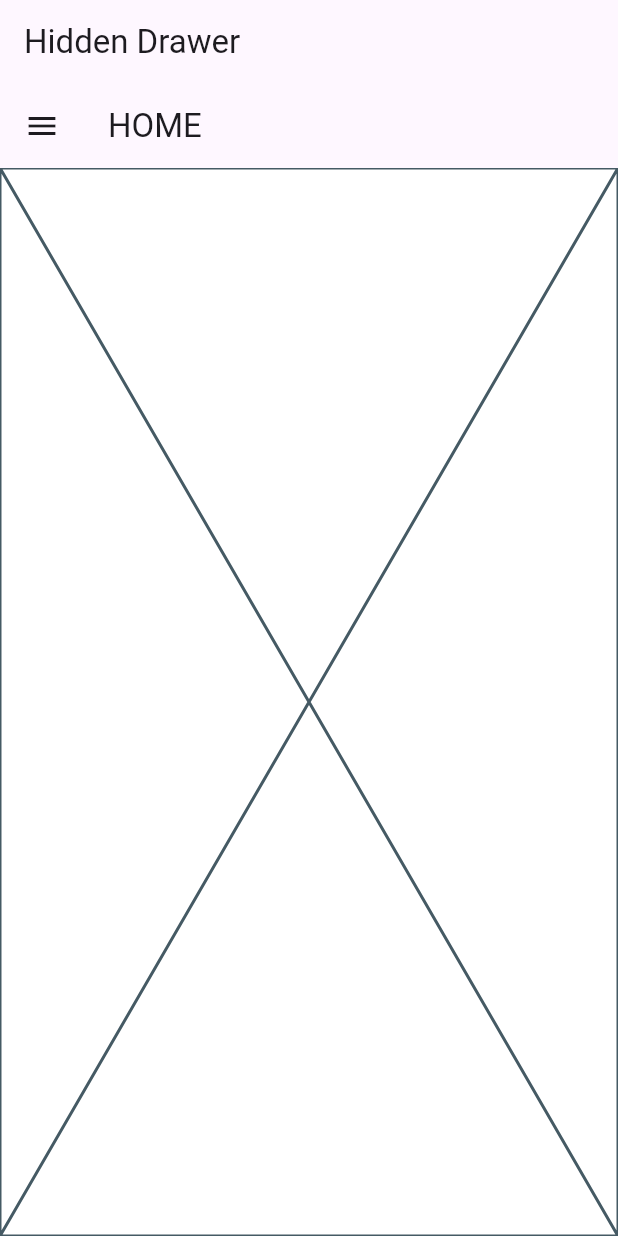
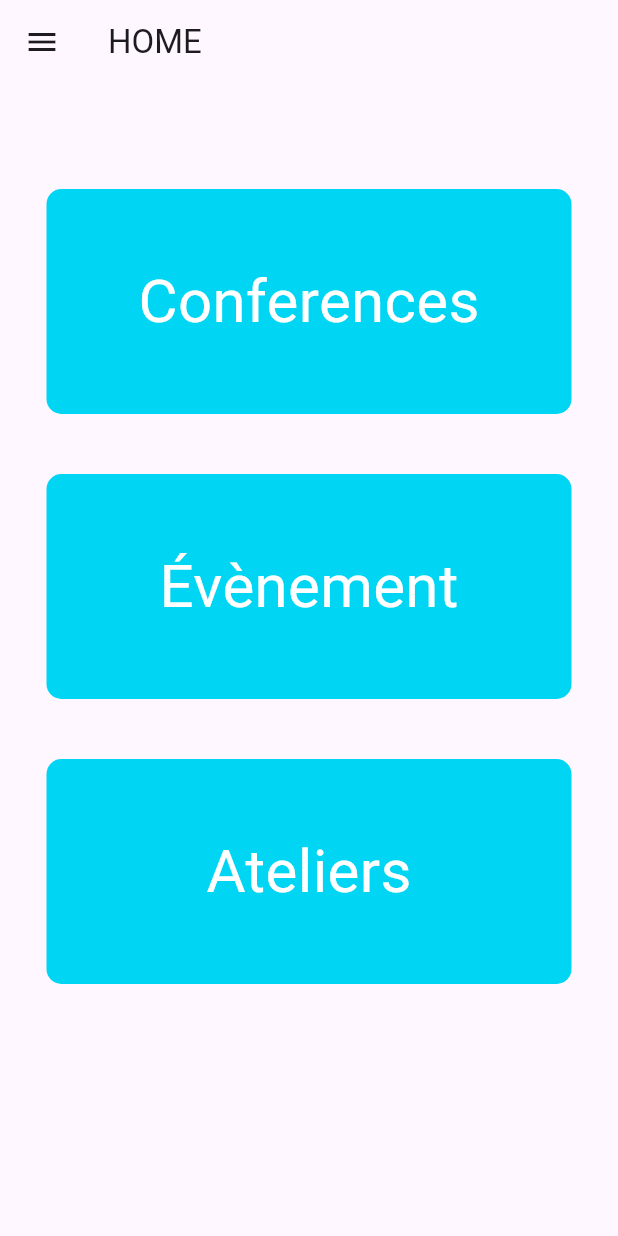
Before and after one commit to aymanerihane/UniEvents, a Flutter app: the screen it shows after launch, on a phone screen of 412 x 824 dp. Run offline on Flutter 3.47's test engine with Material 3 defaults, Android fonts, the light colour scheme and no system bars; drawn by our look-alikes of hidden_drawer_menu; our stand-ins replace date_picker_timeline.

Commit message:
adding home page

```diff
--- a/unievents/lib/templates/EventTime/card_event.dart
+++ b/unievents/lib/templates/EventTime/card_event.dart
@@ -23,7 +23,7 @@ class Card_Event extends StatelessWidget {
             height: 150,
             decoration: BoxDecoration(
               borderRadius: BorderRadius.circular(20),
-              color: Colors.blue,
+              color: Color(0xFF2196F3),
             ),
             child: Container(
               margin: const EdgeInsets.all(8),
--- a/unievents/lib/templates/drawer/hidden_drawer.dart
+++ b/unievents/lib/templates/drawer/hidden_drawer.dart
@@ -21,9 +21,9 @@ class _Hidden_DrawerState extends State<Hidden_Drawer> {
       ScreenHiddenDrawer(
         ItemHiddenMenu(
           name: "HOME",
-          baseStyle: TextStyle(color: Colors.white.withOpacity(0.8), fontSize: 16.0),
-          colorLineSelected: Colors.white,
-          selectedStyle: TextStyle(color: Colors.black),
+          baseStyle: TextStyle(color: Colors.blue.withOpacity(0.8), fontSize: 16.0),
+          colorLineSelected: Colors.blue,
+          selectedStyle: TextStyle(color: Colors.blue),
         ),
         HomePage()
       ),
@@ -53,9 +53,7 @@ class _Hidden_DrawerState extends State<Hidden_Drawer> {
   @override
   Widget build(BuildContext context) {
     return Scaffold(
-      appBar: AppBar(
-        title: const Text('Hidden Drawer'),
-      ),
+
       body: HiddenDrawerMenu(
         elevationAppBar: 0,
         verticalScalePercent: 85.0,
--- a/unievents/lib/templates/homePage/homePage.dart
+++ b/unievents/lib/templates/homePage/homePage.dart
@@ -5,6 +5,95 @@ class HomePage extends StatelessWidget {
 
   @override
   Widget build(BuildContext context) {
-    return const Placeholder();
+    return Scaffold(
+      body: Column(
+        mainAxisAlignment: MainAxisAlignment.start,
+        children:  [
+          Row(
+            mainAxisAlignment: MainAxisAlignment.center,
+
+           children: [
+           Container(
+            margin: EdgeInsets.fromLTRB(5.0, 70.0,5.0,20.0),
+            padding: EdgeInsets.fromLTRB(40.0,20.0,40.0,20.0),
+
+            width: 350,
+            height: 150,
+            alignment: Alignment.center,
+            decoration: BoxDecoration(
+                color: const Color.fromARGB(255, 0, 214, 243),
+                borderRadius: BorderRadius.circular(10.0),
+            ),
+
+           child: Text("Conferences" ,
+              style : TextStyle(
+                color: Colors.white,
+                fontSize: 40.0
+
+
+                ),
+              ),
+            )
+         ]
+        ),
+         Row(
+            mainAxisAlignment: MainAxisAlignment.center,
+
+           children: [
+           Container(
+            margin: EdgeInsets.fromLTRB(5.0, 20.0,5.0,20.0),
+            padding: EdgeInsets.fromLTRB(40.0,20.0,40.0,20.0),
+
+            width: 350,
+            height: 150,
+            alignment: Alignment.center,
+            decoration: BoxDecoration(
+                color: const Color.fromARGB(255, 0, 214, 243),
+                borderRadius: BorderRadius.circular(10.0),
+            ),
+
+            child: Text("Évènement" ,
+              style : TextStyle(
+                color: Colors.white,
+                fontSize: 40.0
+
+
+                ),
+              ),
+            )
+         ]
+
+        ),
+           Row(
+            mainAxisAlignment: MainAxisAlignment.center,
+
+           children: [
+           Container(
+            margin: EdgeInsets.fromLTRB(5.0, 20.0,5.0,20.0),
+            padding: EdgeInsets.fromLTRB(40.0,20.0,40.0,20.0),
+
+            width: 350,
+            height: 150,
+            alignment: Alignment.center,
+            decoration: BoxDecoration(
+                color: const Color.fromARGB(255, 0, 214, 243),
+                borderRadius: BorderRadius.circular(10.0),
+            ),
+
+            child: Text("Ateliers" ,
+              style : TextStyle(
+                color: Colors.white,
+                fontSize: 40.0
+                ),
+              ),
+            )
+         ]
+
+        )
+
+       ]
+
+      )
+    );
   }
 }
```
